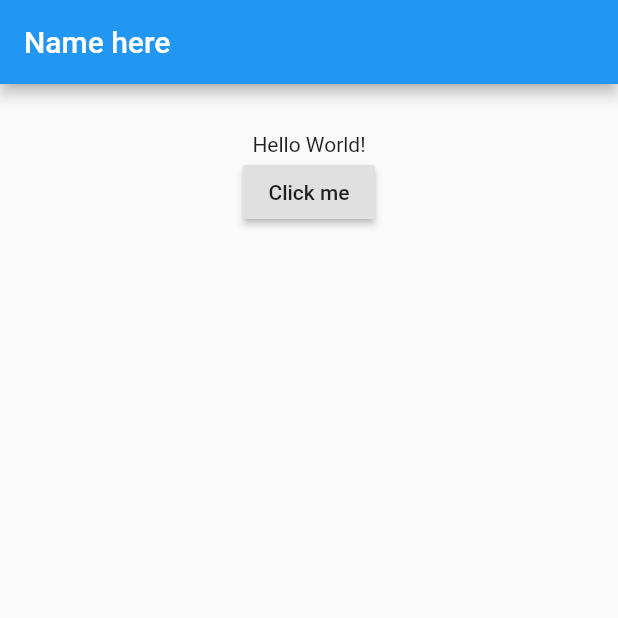
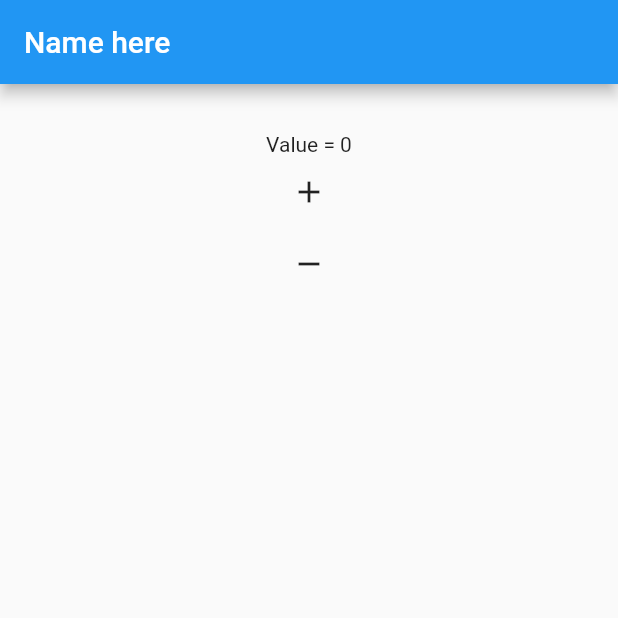
Before and after one commit to noneXved/FlutterProject, a Flutter app: the screen it shows after launch, on a phone screen of 412 x 824 dp, the top half of it. Run offline on Flutter 3.47's test engine with Material 2 defaults, Android fonts, the phone set to English and light mode, and no system bars.

Commit message:
Test IconButton

```diff
--- a/lib/main.dart
+++ b/lib/main.dart
@@ -13,13 +13,20 @@ class MyApp extends StatefulWidget {
 
 class _State extends State<MyApp> {
 
-  String _value = 'Hello World!';
+  int _number = 0;
 
-  void _onPressed (String value) {
+  void _add () {
     setState(() {
-      _value = value;
+      _number++;
     });
   }
+
+  void _sub () {
+    setState(() {
+      _number--;
+    });
+  }
+
 
   @override
   Widget build(BuildContext context) {
@@ -32,8 +39,9 @@ class _State extends State<MyApp> {
         child: new Center(
           child: new Column(
             children: <Widget>[
-              new Text(_value),
-              new RaisedButton(onPressed: () => _onPressed('Hi my name is Damian'), child: new Text('Click me'),)
+              new Text('Value = $_number'),
+              new IconButton(icon: new Icon(Icons.add),  onPressed: _add),
+              new IconButton(icon: new Icon(Icons.remove),  onPressed: _sub)
             ],
           ),
         ),
```
